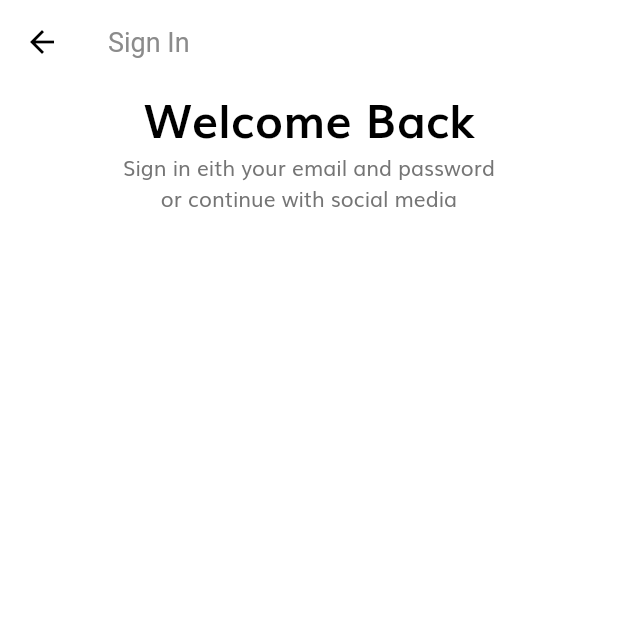
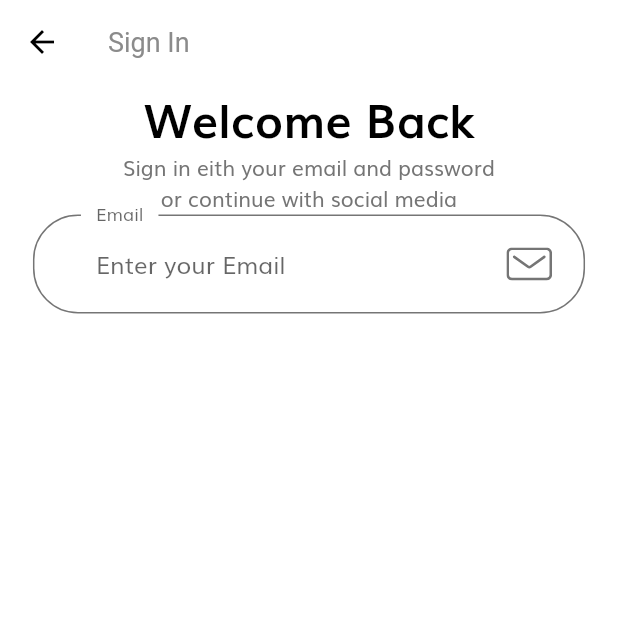
Before and after one commit to JARNBOY/TutorialScreenApp_flutter, a Flutter app: the screen it shows after launch, after a tap on "Skip", on a phone screen of 412 x 824 dp, the top half of it. Run offline on Flutter 3.47's test engine with Material 2 defaults, Android fonts, the phone set to English and light mode, and no system bars; our stand-ins replace flutter_svg.

Commit message:
log label text potion in borfer of textFormField

```diff
--- a/lib/screens/splash/sign_in/components/body_signin.dart
+++ b/lib/screens/splash/sign_in/components/body_signin.dart
@@ -1,4 +1,6 @@
 import 'package:flutter/material.dart';
+import 'package:flutter_svg/svg.dart';
+import 'package:tutorialscreenapp_flutter/constant.dart';
 import 'package:tutorialscreenapp_flutter/size_config.dart';
 
 class BodySignIn extends StatelessWidget {
@@ -7,6 +9,9 @@ class BodySignIn extends StatelessWidget {
     return SafeArea(
         child: SizedBox(
       width: double.infinity,
+      child: Padding(
+        padding:
+            EdgeInsets.symmetric(horizontal: getProportionateScreenWidth(20)),
         child: Column(
           children: [
             Text(
@@ -19,9 +24,45 @@ class BodySignIn extends StatelessWidget {
             Text(
               "Sign in eith your email and password \nor continue with social media",
               textAlign: TextAlign.center,
-          )
+            ),
+            SignForm()
           ],
+        ),
       ),
     ));
   }
 }
+
+class SignForm extends StatefulWidget {
+  @override
+  _SignFormState createState() => _SignFormState();
+}
+
+class _SignFormState extends State<SignForm> {
+  @override
+  Widget build(BuildContext context) {
+    return Form(
+      child: Column(
+        children: [
+          TextFormField(
+            decoration: InputDecoration(
+                labelText: "Email",
+                hintText: "Enter your Email",
+                floatingLabelBehavior: FloatingLabelBehavior.always,
+                suffixIcon: Padding(
+                  padding: EdgeInsets.fromLTRB(
+                      0,
+                      getProportionateScreenWidth(20),
+                      getProportionateScreenWidth(20),
+                      getProportionateScreenWidth(20)),
+                  child: SvgPicture.asset(
+                    "assets/icons/Mail.svg",
+                    height: getProportionateScreenWidth(20),
+                  ),
+                )),
+          )
+        ],
+      ),
+    );
+  }
+}
--- a/lib/theme.dart
+++ b/lib/theme.dart
@@ -9,8 +9,22 @@ ThemeData theme() {
     appBarTheme: appBarTheme(),
     primaryColor: Colors.white,
     textTheme: textTheme(),
+    inputDecorationTheme: inputDecorationTheme(),
     visualDensity: VisualDensity.adaptivePlatformDensity,
   );
+}
+
+InputDecorationTheme inputDecorationTheme() {
+  OutlineInputBorder outlineInputBorder = OutlineInputBorder(
+      borderRadius: BorderRadius.circular(30),
+      borderSide: BorderSide(color: kTextColor),
+      gapPadding: 10);
+  return InputDecorationTheme(
+      // floatingLabelBehavior: FloatingLabelBehavior.always,
+      contentPadding: EdgeInsets.symmetric(horizontal: 42, vertical: 20),
+      enabledBorder: outlineInputBorder,
+      focusedBorder: outlineInputBorder,
+      border: outlineInputBorder);
 }
 
 TextTheme textTheme() {
```
Lines whose indentation alone changed are shown as unchanged.
